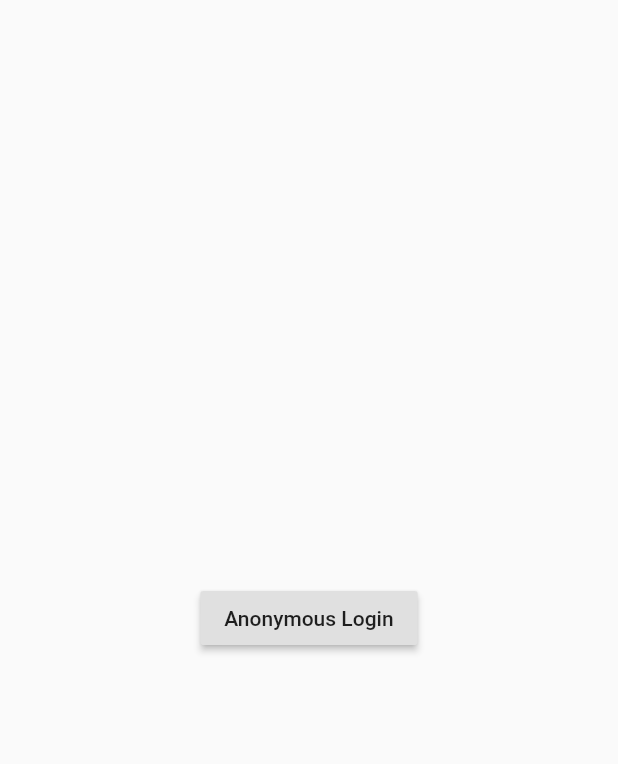
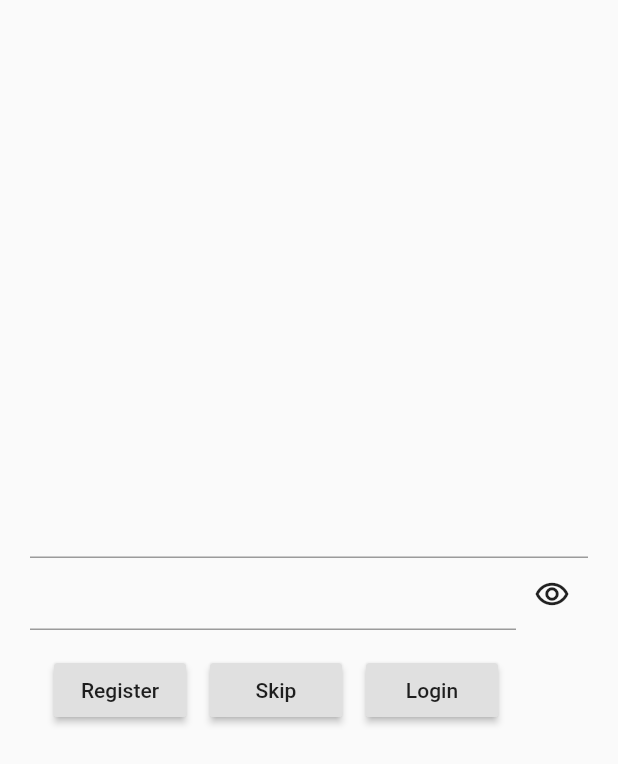
Before and after one commit to mps2209/good_hobbits, a Flutter app: the screen it shows after launch, on a phone screen of 412 x 824 dp. Shown: the top 764 px of the screen. Run offline on Flutter 3.47's test engine with Material 2 defaults, Android fonts, the phone set to English and light mode, and no system bars; our stand-ins replace cloud_firestore, firebase_auth, firebase_core, firebase_storage, image_picker, transparent_image; accounts and stored records are empty.

Commit message:
added email login

```diff
--- a/lib/add_todo.dart
+++ b/lib/add_todo.dart
@@ -4,6 +4,7 @@ import 'package:flutter/cupertino.dart';
 import 'package:flutter/material.dart';
 import 'package:cloud_firestore/cloud_firestore.dart';
 import 'package:firebase_auth/firebase_auth.dart';
+import 'package:good_hobbits/util/MyAppBar.dart';
 import 'dart:ui';
 import 'package:image_picker/image_picker.dart';
 
@@ -107,7 +108,7 @@ class _AddTodoState extends State<AddTodo> {
         tooltip: 'Pick Image',
         child: Icon(Icons.add_a_photo),
       ),
-      appBar: AppBar(
+      appBar: MyAppBar(
         title: Text('Add Hobbit'),
       ),
       body: Padding(
--- a/lib/login_page.dart
+++ b/lib/login_page.dart
@@ -3,7 +3,7 @@ import 'package:firebase_auth/firebase_auth.dart';
 import 'package:good_hobbits/todoList.dart';
 import 'package:cloud_firestore/cloud_firestore.dart';
 
-class LoginPage extends StatefulWidget{
+class LoginPage extends StatefulWidget {
   @override
   _LoginPageState createState() => _LoginPageState();
 }
@@ -11,22 +11,117 @@ class LoginPage extends StatefulWidget{
 class _LoginPageState extends State<LoginPage> {
   FirebaseAuth auth = FirebaseAuth.instance;
   FirebaseFirestore firestore = FirebaseFirestore.instance;
+  TextEditingController emailController;
+  TextEditingController passwordController;
+  bool showPass = false;
+
+  @override
+  void initState() {
+    // TODO: implement initState
+    super.initState();
+    emailController = new TextEditingController();
+    passwordController = new TextEditingController();
+  }
 
   @override
   Widget build(BuildContext context) {
     // TODO: implement build
     return Scaffold(
       body: Center(
-        child: RaisedButton(
-          onPressed: logIn ,
-          child: Text("Anonymous Login"),
-        )
-      ),
+          child: Padding(
+            padding: const EdgeInsets.all(20.0),
+            child: Column(
+              mainAxisAlignment: MainAxisAlignment.center,
+              children: [
+                TextFormField(
+                  controller: emailController,
+                  keyboardType: TextInputType.emailAddress,
+                  validator: (value) {
+                    if (value.isEmpty) {
+                      return 'Please enter some text';
+                    }
+                    return null;
+                  },
+                ),
+                Row(
+                  children: [
+                    Expanded(
+                        child: TextFormField(
+                          controller: passwordController,
+                          obscureText: showPass,
+                          validator: (value) {
+                            if (value.isEmpty) {
+                              return 'Please enter some text';
+                            }
+                            return null;
+                          },
+                        ),
+                    ),
+                    IconButton(
+                        icon: Icon(showPass
+                            ? Icons.remove_red_eye
+                            : Icons.remove_red_eye_outlined),
+                        onPressed: toggleObscureText)
+                  ],
+                ),
+
+                Container(
+                  padding: const EdgeInsets.all(8.0),
+                  child: Row(
+                    children: [
+                      Container(
+                        margin: const EdgeInsets.all(8.0),
+                        child: RaisedButton(
+                          onPressed: register,
+                          child: Text("Register"),
+                        ),
+                      ),
+                      Container(
+                        margin: const EdgeInsets.all(8.0),
+                        child: RaisedButton(
+                          onPressed: logIn,
+                          child: Text("Skip"),
+                        ),
+                      ),
+                      Container(
+                        margin: const EdgeInsets.all(8.0),
+                        child: RaisedButton(
+                          onPressed: emailLogin,
+                          child: Text("Login"),
+                        ),
+                      )
+                    ],
+                  ),
+                ),
+              ],
+            ),
+          )),
     );
   }
-  void logIn(){
-      auth.signInAnonymously();
 
-      Navigator.of(context).pushReplacement(MaterialPageRoute(builder: (context)=>TodoList()));
+  void logIn() {
+    auth.signInAnonymously();
+
+    Navigator.of(context)
+        .pushReplacement(MaterialPageRoute(builder: (context) => TodoList()));
+  }
+
+  void emailLogin() {
+    auth.signInWithEmailAndPassword(
+        email: emailController.text, password: passwordController.text);
+
+    Navigator.of(context)
+        .pushReplacement(MaterialPageRoute(builder: (context) => TodoList()));
+  }
+
+  void register() {
+    auth.createUserWithEmailAndPassword(
+        email: emailController.text, password: passwordController.text);
+  }
+
+  void toggleObscureText() {
+    setState(() {
+      showPass = !showPass;
+    });
   }
 }
--- a/lib/main.dart
+++ b/lib/main.dart
@@ -2,6 +2,7 @@ import 'package:flutter/material.dart';
 import 'package:firebase_core/firebase_core.dart';
 import 'package:good_hobbits/login_page.dart';
 import 'package:good_hobbits/todoList.dart';
+import 'package:good_hobbits/util/MyAppBar.dart';
 import 'package:good_hobbits/util/error_screen.dart';
 import 'package:firebase_auth/firebase_auth.dart';
 
@@ -111,7 +112,7 @@ class _MyHomePageState extends State<MyHomePage> {
     // fast, so that you can just rebuild anything that needs updating rather
     // than having to individually change instances of widgets.
     return Scaffold(
-      appBar: AppBar(
+      appBar: MyAppBar(
         // Here we take the value from the MyHomePage object that was created by
         // the App.build method, and use it to set our appbar title.
         title: Text(widget.title),
--- a/lib/model/hobbit_model.dart
+++ b/lib/model/hobbit_model.dart
@@ -9,9 +9,11 @@ class Hobbit {
     this.title = snapshot.id;
     //TODO: this will probably not work due to collection need to find async way to do that
     this.doc=snapshot.reference;
-    this.entries= doc.collection('entries').snapshots().map((snapshot) => HobbitEntry.fromSnapshot(snapshot)).toList();
+    this.entries= doc.collection('entries').get().then(
+            (value) => value.docs.map(
+                    (doc)=>HobbitEntry.fromSnapshot(doc)).toList());
+        //.map((snapshot) => HobbitEntry.fromSnapshot(snapshot)).toList();
     entries.asStream().map((entries)=>entries.sort((a, b) {
-
       return a.date.millisecondsSinceEpoch -
           b.date.millisecondsSinceEpoch;
     }));
--- a/pubspec.yaml
+++ b/pubspec.yaml
@@ -49,7 +49,7 @@ dependencies:
 
   provider: ^3.0.0
 
-
+  flutter_markdown: ^0.5.2
 dev_dependencies:
   flutter_test:
     sdk: flutter
```
Also changed, not shown: lib/todoList.dart (+6 -2 lines), lib/todo_view.dart (+32 -49 lines), lib/util/MyAppBar.dart (added, +32 -0 lines), 1 other file.
